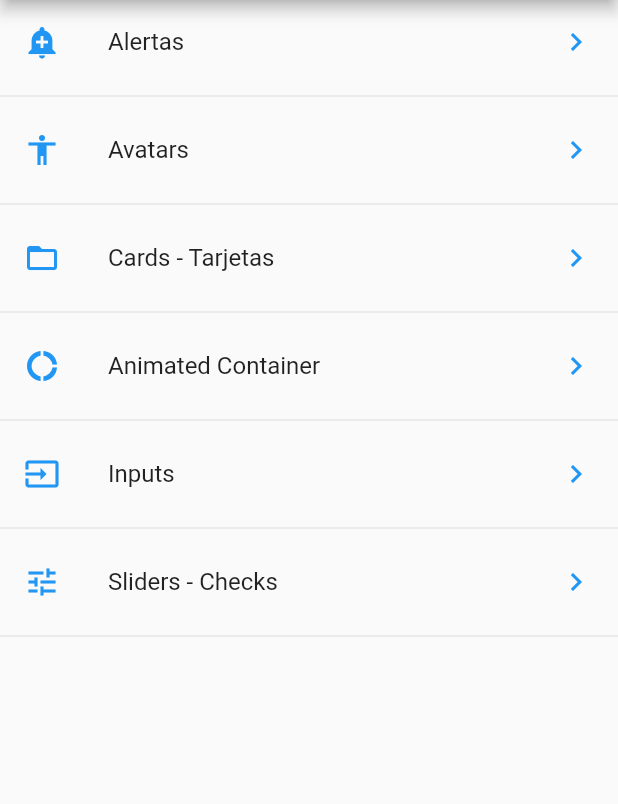
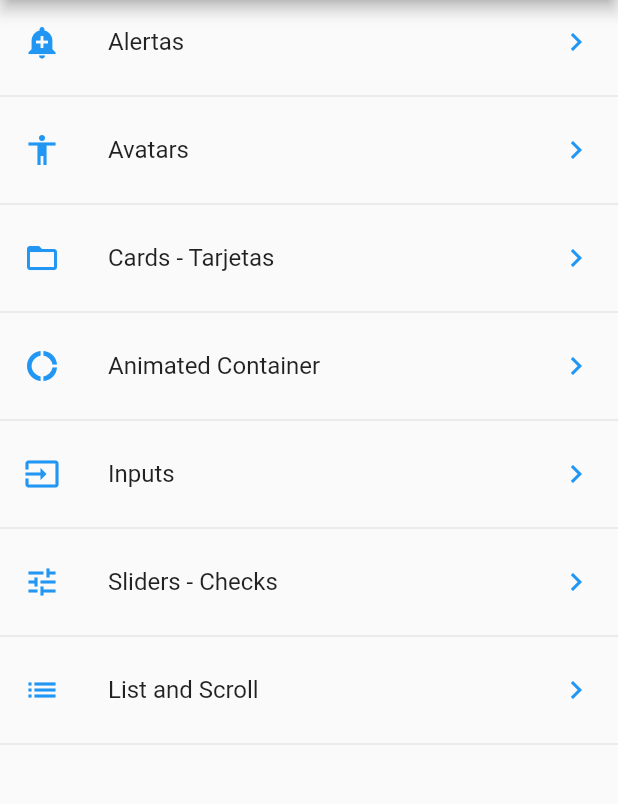
Before and after one commit to svasilovski/components, a Flutter app: the screen it shows after launch, on a phone screen of 412 x 824 dp, the part 84-888 px from its top. Run offline on Flutter 3.47's test engine with Material 2 defaults, Android fonts, the phone set to English and light mode, and no system bars.

Commit message:
Listview Builder
Lorem Picsum: The Lorem Ipsum for photos.
https://picsum.photos/

```diff
--- a/data/menu_opts.json
+++ b/data/menu_opts.json
@@ -30,6 +30,11 @@
             "ruta" : "slider",
             "icon" : "tune",
             "texto": "Sliders - Checks"
+        },
+        {
+            "ruta" : "list",
+            "icon" : "list",
+            "texto": "List and Scroll"
         }
     ]
 }
--- a/lib/src/pages/slider_page.dart
+++ b/lib/src/pages/slider_page.dart
@@ -1,12 +1,12 @@
 import 'package:flutter/material.dart';
 import 'package:flutter/rendering.dart';
 
-class sliderPage extends StatefulWidget {
+class SliderPage extends StatefulWidget {
   @override
-  _sliderPageState createState() => _sliderPageState();
+  _SliderPageState createState() => _SliderPageState();
 }
 
-class _sliderPageState extends State<sliderPage> {
+class _SliderPageState extends State<SliderPage> {
   double _sliderValue = 125.0;
   bool _checkBlock = false;
 
--- a/lib/src/routes/routes.dart
+++ b/lib/src/routes/routes.dart
@@ -1,6 +1,7 @@
 import 'package:flutter/material.dart';
 import 'package:components/src/pages/animated_container.dart';
 
+import 'package:components/src/pages/listview_page.dart';
 import 'package:components/src/pages/avatar_page.dart';
 import 'package:components/src/pages/slider_page.dart';
 import 'package:components/src/pages/alert_page.dart';
@@ -16,6 +17,7 @@ Map<String, WidgetBuilder> getApplicationRoutes() {
     'card'  : (BuildContext context) => CardPage(),
     'animatedContainer' : (BuildContext context) => AnimatedContainerPage(),
     'inputs' : (BuildContext context) => InputPage(),
-    'slider'   : (BuildContext context) => sliderPage(),
+    'slider' : (BuildContext context) => SliderPage(),
+    'list'   : (BuildContext context) => ListPage(),
   };
 }
--- a/lib/src/utils/icono_string_util.dart
+++ b/lib/src/utils/icono_string_util.dart
@@ -7,6 +7,7 @@ final _icons = {
   'donut_large'  : Icons.donut_large,
   'input'        : Icons.input,
   'tune'         : Icons.tune,
+  'list'         : Icons.list,
 };
 
 Icon getIcon(String iconName) {
```
Also changed, not shown: lib/src/pages/listview_page.dart (added, +33 -0 lines).
